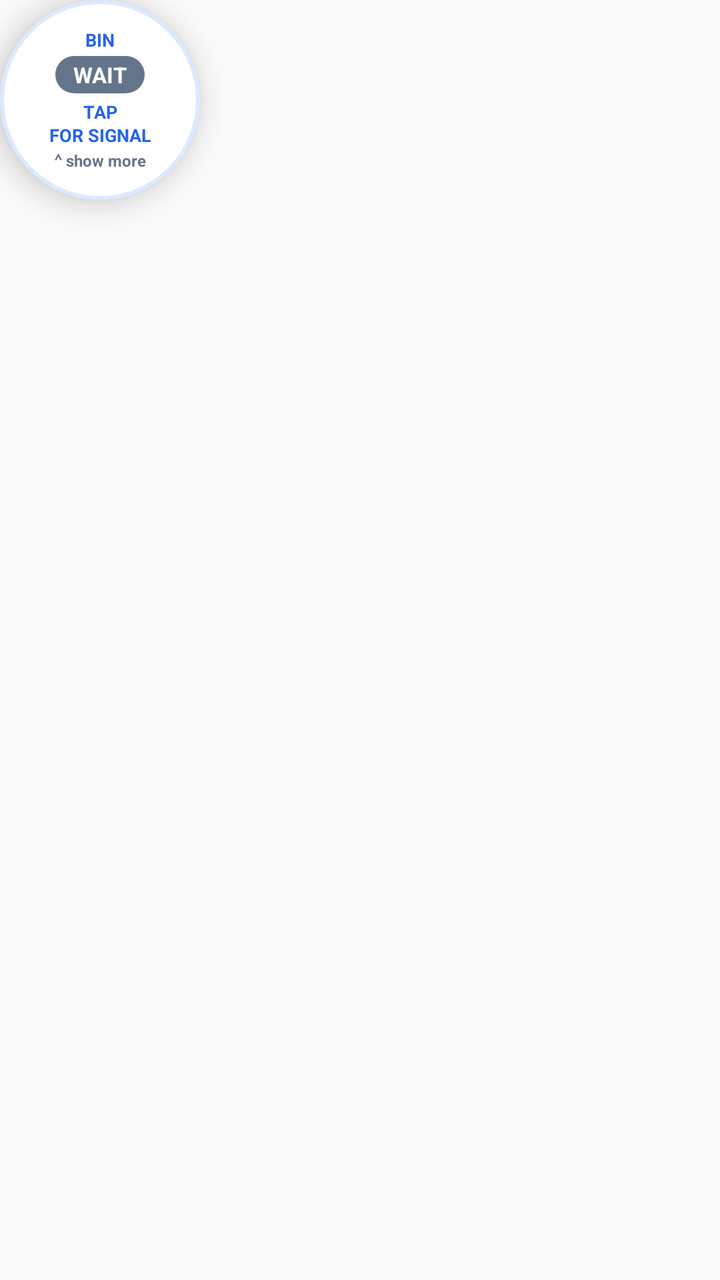
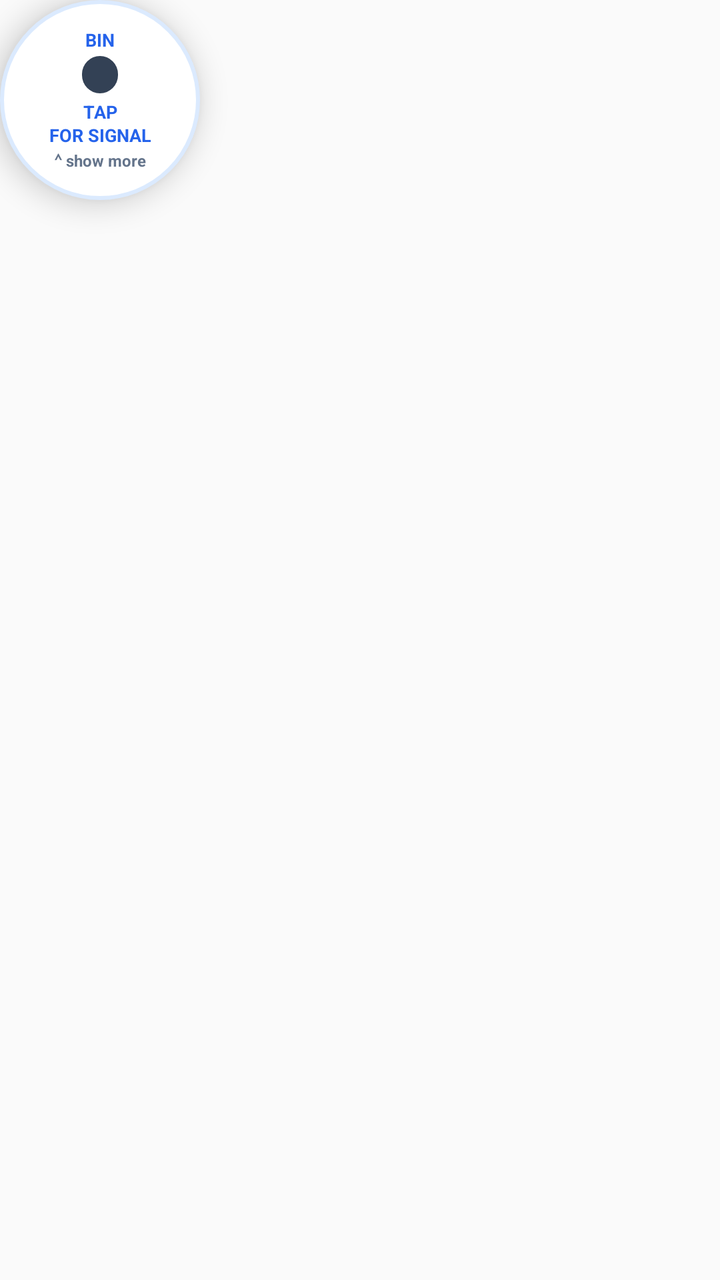

An Android layout rendered at two revisions. The XML below is the earlier revision; the diff shows what the commit changed to produce the second picture.
<!-- AndroidManifest.xml: application theme AppTheme -->
<!-- res/layout/overlay_widget.xml -->
<?xml version="1.0" encoding="utf-8"?>
<FrameLayout xmlns:android="http://schemas.android.com/apk/res/android"
    android:id="@+id/overlay_root"
    android:layout_width="wrap_content"
    android:layout_height="wrap_content">

    
    <LinearLayout
        android:id="@+id/bubble_view"
        android:layout_width="100dp"
        android:layout_height="100dp"
        android:background="@drawable/overlay_bubble"
        android:clickable="true"
        android:contentDescription="Tap to hear the latest trading signal"
        android:elevation="8dp"
        android:gravity="center"
        android:orientation="vertical"
        android:padding="7dp">

        <TextView
            android:id="@+id/bubble_mode"
            android:layout_width="wrap_content"
            android:layout_height="wrap_content"
            android:text="BIN"
            android:textColor="#2563EB"
            android:textSize="9sp"
            android:textStyle="bold" />

        <TextView
            android:id="@+id/bubble_signal"
            android:layout_width="wrap_content"
            android:layout_height="wrap_content"
            android:layout_marginTop="2dp"
            android:background="@drawable/signal_wait"
            android:paddingStart="9dp"
            android:paddingTop="2dp"
            android:paddingEnd="9dp"
            android:paddingBottom="2dp"
            android:text="WAIT"
            android:textColor="#FFFFFF"
            android:textSize="11sp"
            android:textStyle="bold" />

        <TextView
            android:id="@+id/bubble_hint"
            android:layout_width="wrap_content"
            android:layout_height="wrap_content"
            android:layout_marginTop="3dp"
            android:gravity="center"
            android:lineSpacingExtra="1dp"
            android:text="TAP&#10;FOR SIGNAL"
            android:textColor="#2563EB"
            android:textSize="9sp"
            android:textStyle="bold" />

        <TextView
            android:id="@+id/expand_button"
            android:layout_width="wrap_content"
            android:layout_height="wrap_content"
            android:contentDescription="Show more"
            android:paddingTop="1dp"
            android:text="⌃ show more"
            android:textColor="#64748B"
            android:textSize="8sp"
            android:textStyle="bold" />
    </LinearLayout>

    
    <LinearLayout
        android:id="@+id/expanded_view"
        android:layout_width="272dp"
        android:layout_height="wrap_content"
        android:background="@drawable/overlay_card"
        android:elevation="8dp"
        android:orientation="vertical"
        android:padding="12dp"
        android:visibility="gone">

        <LinearLayout
            android:id="@+id/drag_handle"
            android:layout_width="match_parent"
            android:layout_height="wrap_content"
            android:gravity="center_vertical"
            android:orientation="horizontal"
            android:paddingBottom="6dp">

            <TextView
                android:id="@+id/mode_badge"
                android:layout_width="wrap_content"
                android:layout_height="wrap_content"
                android:background="@drawable/overlay_mode"
                android:paddingStart="7dp"
                android:paddingTop="2dp"
                android:paddingEnd="7dp"
                android:paddingBottom="2dp"
                android:text="BIN"
                android:textColor="#1D4ED8"
                android:textSize="9sp"
                android:textStyle="bold" />

            <TextView
                android:layout_width="0dp"
                android:layout_height="wrap_content"
                android:layout_marginStart="7dp"
                android:layout_weight="1"
                android:letterSpacing="0.08"
                android:text="AI TRADING"
                android:textColor="#64748B"
                android:textSize="10sp"
                android:textStyle="bold" />

            <TextView
                android:id="@+id/show_less_button"
                android:layout_width="wrap_content"
                android:layout_height="wrap_content"
                android:contentDescription="Show less"
                android:paddingStart="6dp"
                android:paddingEnd="6dp"
                android:text="⌄ show less"
                android:textColor="#2563EB"
                android:textSize="9sp"
                android:textStyle="bold" />

            <TextView
                android:id="@+id/stop_button"
                android:layout_width="wrap_content"
                android:layout_height="wrap_content"
                android:contentDescription="Stop the widget"
                android:paddingStart="4dp"
                android:paddingEnd="2dp"
                android:paddingTop="2dp"
                android:paddingBottom="2dp"
                android:text="✕"
                android:textColor="#94A3B8"
                android:textSize="13sp" />
        </LinearLayout>

        <LinearLayout
            android:layout_width="match_parent"
            android:layout_height="wrap_content"
            android:gravity="center_vertical"
            android:orientation="horizontal">

            <TextView
                android:id="@+id/signal_badge"
                android:layout_width="wrap_content"
                android:layout_height="wrap_content"
                android:background="@drawable/signal_wait"
                android:paddingStart="12dp"
                android:paddingTop="5dp"
                android:paddingEnd="12dp"
                android:paddingBottom="5dp"
                android:text="WAIT"
                android:textColor="#FFFFFF"
                android:textSize="13sp"
                android:textStyle="bold" />

            <LinearLayout
                android:layout_width="0dp"
                android:layout_height="wrap_content"
                android:layout_marginStart="10dp"
                android:layout_weight="1"
                android:gravity="end"
                android:orientation="vertical">

                <TextView
                    android:id="@+id/confidence_text"
                    android:layout_width="wrap_content"
                    android:layout_height="wrap_content"
                    android:text="—"
                    android:textColor="#0F172A"
                    android:textSize="17sp"
                    android:textStyle="bold" />

                <TextView
                    android:layout_width="wrap_content"
                    android:layout_height="wrap_content"
                    android:text="confidence"
                    android:textColor="#94A3B8"
                    android:textSize="9sp" />
            </LinearLayout>
        </LinearLayout>

        <TextView
            android:id="@+id/asset_text"
            android:layout_width="match_parent"
            android:layout_height="wrap_content"
            android:layout_marginTop="8dp"
            android:text="Asset: —"
            android:textColor="#0F172A"
            android:textSize="11sp"
            android:textStyle="bold" />

        <TextView
            android:id="@+id/candle_text"
            android:layout_width="match_parent"
            android:layout_height="wrap_content"
            android:layout_marginTop="2dp"
            android:text="Candle: —"
            android:textColor="#334155"
            android:textSize="11sp"
            android:textStyle="bold" />

        <TextView
            android:id="@+id/timing_text"
            android:layout_width="match_parent"
            android:layout_height="wrap_content"
            android:layout_marginTop="2dp"
            android:text="Duration: —"
            android:textColor="#334155"
            android:textSize="11sp" />

        <TextView
            android:id="@+id/levels_text"
            android:layout_width="match_parent"
            android:layout_height="wrap_content"
            android:layout_marginTop="2dp"
            android:text="—"
            android:textColor="#0F172A"
            android:textSize="11sp"
            android:textStyle="bold" />

        <TextView
            android:id="@+id/reason_text"
            android:layout_width="match_parent"
            android:layout_height="wrap_content"
            android:layout_marginTop="6dp"
            android:ellipsize="end"
            android:maxLines="3"
            android:text="Waiting for the first chart analysis…"
            android:textColor="#475569"
            android:textSize="11sp" />

        <TextView
            android:id="@+id/voice_text"
            android:layout_width="match_parent"
            android:layout_height="wrap_content"
            android:layout_marginTop="4dp"
            android:ellipsize="end"
            android:maxLines="2"
            android:text=""
            android:textColor="#64748B"
            android:textSize="10sp"
            android:textStyle="italic" />

        <TextView
            android:layout_width="match_parent"
            android:layout_height="wrap_content"
            android:layout_marginTop="7dp"
            android:text="JSON"
            android:textColor="#94A3B8"
            android:textSize="8sp"
            android:textStyle="bold" />

        <ScrollView
            android:layout_width="match_parent"
            android:layout_height="92dp"
            android:layout_marginTop="2dp"
            android:background="@drawable/overlay_json"
            android:padding="6dp">

            <TextView
                android:id="@+id/json_text"
                android:layout_width="match_parent"
                android:layout_height="wrap_content"
                android:fontFamily="monospace"
                android:text="{}"
                android:textColor="#1E293B"
                android:textSize="8.5sp" />
        </ScrollView>

        <TextView
            android:id="@+id/status_text"
            android:layout_width="match_parent"
            android:layout_height="wrap_content"
            android:layout_marginTop="5dp"
            android:text="Starting…"
            android:textColor="#94A3B8"
            android:textSize="9sp" />

        <LinearLayout
            android:layout_width="match_parent"
            android:layout_height="wrap_content"
            android:layout_marginTop="7dp"
            android:orientation="horizontal">

            <TextView
                android:id="@+id/deliver_button"
                android:layout_width="0dp"
                android:layout_height="wrap_content"
                android:layout_weight="1"
                android:background="@drawable/overlay_button"
                android:gravity="center"
                android:paddingTop="7dp"
                android:paddingBottom="7dp"
                android:text="Get signal"
                android:textColor="#2563EB"
                android:textSize="11sp"
                android:textStyle="bold" />

            <TextView
                android:id="@+id/analyze_button"
                android:layout_width="0dp"
                android:layout_height="wrap_content"
                android:layout_marginStart="6dp"
                android:layout_weight="1"
                android:background="@drawable/overlay_button"
                android:gravity="center"
                android:paddingTop="7dp"
                android:paddingBottom="7dp"
                android:text="Rescan"
                android:textColor="#2563EB"
                android:textSize="11sp"
                android:textStyle="bold" />
        </LinearLayout>
    </LinearLayout>
</FrameLayout>
<!-- resources referenced by this layout -->
<resources>
  <!-- drawable overlay_bubble (drawable) -->
  <?xml version="1.0" encoding="utf-8"?>
  <shape xmlns:android="http://schemas.android.com/apk/res/android"
      android:shape="oval">
      <solid android:color="#FFFFFF" />
      <stroke
          android:width="2dp"
          android:color="#DBEAFE" />
      <padding
          android:left="4dp"
          android:top="4dp"
          android:right="4dp"
          android:bottom="4dp" />
  </shape>
  <!-- drawable overlay_button (drawable) -->
  <?xml version="1.0" encoding="utf-8"?>
  <shape xmlns:android="http://schemas.android.com/apk/res/android"
      android:shape="rectangle">
      <solid android:color="#EFF6FF" />
      <corners android:radius="10dp" />
      <stroke
          android:width="1dp"
          android:color="#DBEAFE" />
  </shape>
  <!-- drawable overlay_card (drawable) -->
  <?xml version="1.0" encoding="utf-8"?>
  <shape xmlns:android="http://schemas.android.com/apk/res/android"
      android:shape="rectangle">
      <solid android:color="#FFFFFF" />
      <corners android:radius="16dp" />
      <stroke
          android:width="1dp"
          android:color="#E2E8F0" />
  </shape>
  <!-- drawable overlay_json (drawable) -->
  <?xml version="1.0" encoding="utf-8"?>
  <shape xmlns:android="http://schemas.android.com/apk/res/android"
      android:shape="rectangle">
      <solid android:color="#F1F5F9" />
      <corners android:radius="7dp" />
      <stroke
          android:width="1dp"
          android:color="#E2E8F0" />
  </shape>
  <!-- drawable overlay_mode (drawable) -->
  <?xml version="1.0" encoding="utf-8"?>
  <shape xmlns:android="http://schemas.android.com/apk/res/android"
      android:shape="rectangle">
      <solid android:color="#DBEAFE" />
      <corners android:radius="6dp" />
      <size
          android:width="30dp"
          android:height="16dp" />
  </shape>
  <!-- drawable signal_wait (drawable) -->
  <?xml version="1.0" encoding="utf-8"?>
  <shape xmlns:android="http://schemas.android.com/apk/res/android"
      android:shape="rectangle">
      <solid android:color="#64748B" />
      <corners android:radius="999dp" />
  </shape>
  <style name="AppTheme" parent="Theme.AppCompat.Light.DarkActionBar">
          
          <item name="colorPrimary">@color/colorPrimary</item>
          <item name="colorPrimaryDark">@color/colorPrimaryDark</item>
          <item name="colorAccent">@color/colorAccent</item>
      </style>
</resources>

<!-- the commit's change to res/layout/overlay_widget.xml (unified diff, before → after) -->
@@ -31,12 +31,12 @@
             android:layout_width="wrap_content"
             android:layout_height="wrap_content"
             android:layout_marginTop="2dp"
-            android:background="@drawable/signal_wait"
+            android:background="@drawable/signal_scan"
             android:paddingStart="9dp"
             android:paddingTop="2dp"
             android:paddingEnd="9dp"
             android:paddingBottom="2dp"
-            android:text="WAIT"
+            android:text=""
             android:textColor="#FFFFFF"
             android:textSize="11sp"
             android:textStyle="bold" />
@@ -145,12 +145,12 @@
                 android:id="@+id/signal_badge"
                 android:layout_width="wrap_content"
                 android:layout_height="wrap_content"
-                android:background="@drawable/signal_wait"
+                android:background="@drawable/signal_scan"
                 android:paddingStart="12dp"
                 android:paddingTop="5dp"
                 android:paddingEnd="12dp"
                 android:paddingBottom="5dp"
-                android:text="WAIT"
+                android:text=""
                 android:textColor="#FFFFFF"
                 android:textSize="13sp"
                 android:textStyle="bold" />
@@ -167,7 +167,7 @@
                     android:id="@+id/confidence_text"
                     android:layout_width="wrap_content"
                     android:layout_height="wrap_content"
-                    android:text="—"
+                    android:text=""
                     android:textColor="#0F172A"
                     android:textSize="17sp"
                     android:textStyle="bold" />
@@ -175,7 +175,7 @@
                 <TextView
                     android:layout_width="wrap_content"
                     android:layout_height="wrap_content"
-                    android:text="confidence"
+                    android:text=""
                     android:textColor="#94A3B8"
                     android:textSize="9sp" />
             </LinearLayout>
@@ -186,7 +186,7 @@
             android:layout_width="match_parent"
             android:layout_height="wrap_content"
             android:layout_marginTop="8dp"
-            android:text="Asset: —"
+            android:text=""
             android:textColor="#0F172A"
             android:textSize="11sp"
             android:textStyle="bold" />
@@ -196,7 +196,7 @@
             android:layout_width="match_parent"
             android:layout_height="wrap_content"
             android:layout_marginTop="2dp"
-            android:text="Candle: —"
+            android:text=""
             android:textColor="#334155"
             android:textSize="11sp"
             android:textStyle="bold" />
@@ -206,7 +206,7 @@
             android:layout_width="match_parent"
             android:layout_height="wrap_content"
             android:layout_marginTop="2dp"
-            android:text="Duration: —"
+            android:text=""
             android:textColor="#334155"
             android:textSize="11sp" />
 
@@ -215,7 +215,7 @@
             android:layout_width="match_parent"
             android:layout_height="wrap_content"
             android:layout_marginTop="2dp"
-            android:text="—"
+            android:text=""
             android:textColor="#0F172A"
             android:textSize="11sp"
             android:textStyle="bold" />
@@ -227,7 +227,7 @@
             android:layout_marginTop="6dp"
             android:ellipsize="end"
             android:maxLines="3"
-            android:text="Waiting for the first chart analysis…"
+                                android:text=""
             android:textColor="#475569"
             android:textSize="11sp" />
 
@@ -247,7 +247,7 @@
             android:layout_width="match_parent"
             android:layout_height="wrap_content"
             android:layout_marginTop="7dp"
-            android:text="JSON"
+            android:text=""
             android:textColor="#94A3B8"
             android:textSize="8sp"
             android:textStyle="bold" />
@@ -264,7 +264,7 @@
                 android:layout_width="match_parent"
                 android:layout_height="wrap_content"
                 android:fontFamily="monospace"
-                android:text="{}"
+                android:text=""
                 android:textColor="#1E293B"
                 android:textSize="8.5sp" />
         </ScrollView>
@@ -274,7 +274,7 @@
             android:layout_width="match_parent"
             android:layout_height="wrap_content"
             android:layout_marginTop="5dp"
-            android:text="Starting…"
+            android:text="Tap Get signal for one live signal."
             android:textColor="#94A3B8"
             android:textSize="9sp" />
 
@@ -314,4 +314,14 @@
                 android:textStyle="bold" />
         </LinearLayout>
     </LinearLayout>
+
+    
+    <View
+        android:id="@+id/scan_line"
+        android:layout_width="match_parent"
+        android:layout_height="2dp"
+        android:layout_gravity="top|start"
+        android:background="@drawable/scan_line"
+        android:elevation="12dp"
+        android:visibility="gone" />
 </FrameLayout>
<!-- resource entries referenced after the edit -->
@@ -54,11 +54,22 @@
           android:width="30dp"
           android:height="16dp" />
   </shape>
-  <!-- drawable signal_wait (drawable) -->
+  <!-- drawable scan_line (drawable) -->
   <?xml version="1.0" encoding="utf-8"?>
   <shape xmlns:android="http://schemas.android.com/apk/res/android"
       android:shape="rectangle">
-      <solid android:color="#64748B" />
+      <gradient
+          android:angle="0"
+          android:centerColor="#22D3EE"
+          android:endColor="#0022D3EE"
+          android:startColor="#0022D3EE"
+          android:type="linear" />
+  </shape>
+  <!-- drawable signal_scan (drawable) -->
+  <?xml version="1.0" encoding="utf-8"?>
+  <shape xmlns:android="http://schemas.android.com/apk/res/android"
+      android:shape="rectangle">
+      <solid android:color="#334155" />
       <corners android:radius="999dp" />
   </shape>
   <style name="AppTheme" parent="Theme.AppCompat.Light.DarkActionBar">
